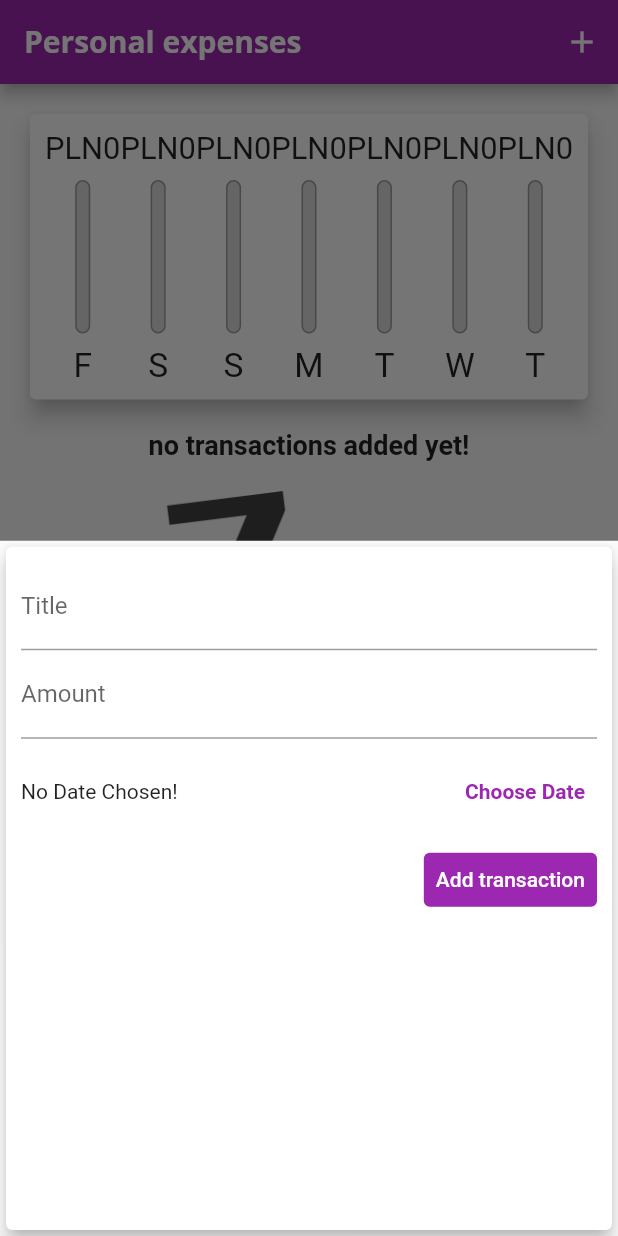
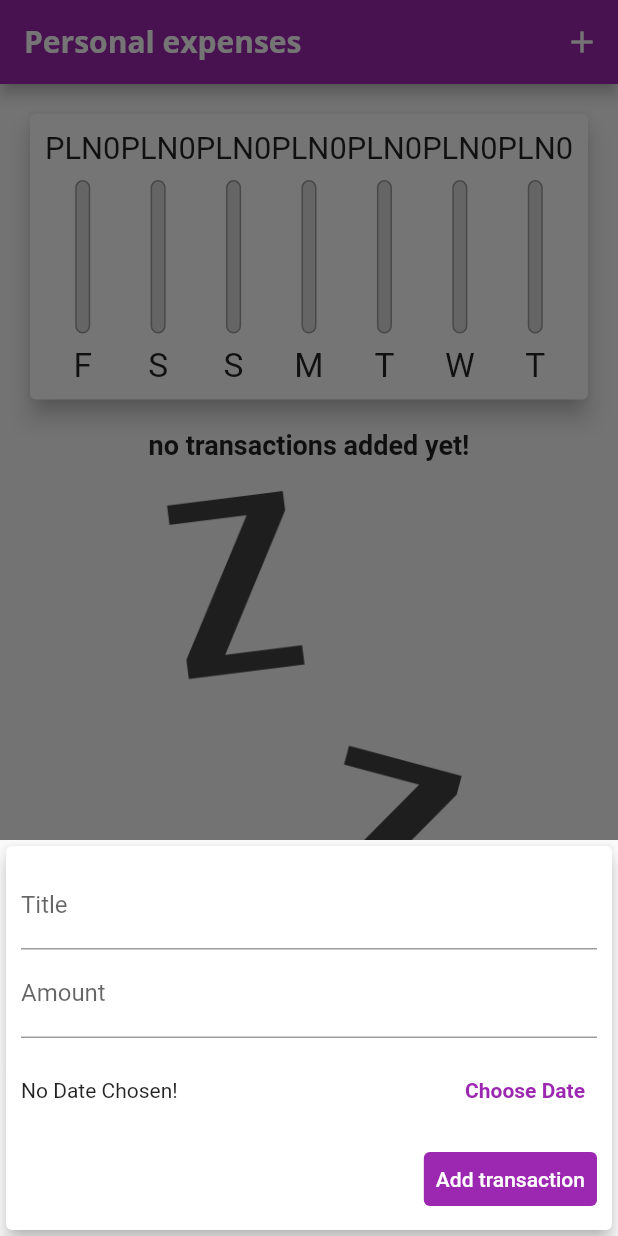
Before and after one commit to katarzynaswieczak/personalexpenses_app, a Flutter app: the screen it shows after launch, after a tap on the "add" icon, on a phone screen of 412 x 824 dp. Run offline on Flutter 3.47's test engine with Material 2 defaults, Android fonts, the phone set to English and light mode, and no system bars; Roboto replaces fonts that are missing (OpenSams).

Commit message:
add cupertino

```diff
--- a/lib/main.dart
+++ b/lib/main.dart
@@ -1,11 +1,13 @@
-import 'dart:convert';
+import 'dart:io';
 
+import 'package:flutter/cupertino.dart';
 import 'package:flutter/material.dart';
+import 'package:flutter/services.dart';
+
 import '../widgets/chart.dart';
 import './widgets/new_transaction.dart';
 import './widgets/transaction_list.dart';
 import './models/transaction.dart';
-import 'package:flutter/services.dart';
 
 void main() {
   SystemChrome.setPreferredOrientations(
@@ -113,9 +115,22 @@ class _MyHomePageState extends State<MyHomePage> {
 
   @override
   Widget build(BuildContext context) {
-    final isLandscape =
-        MediaQuery.of(context).orientation == Orientation.landscape;
-    final appBar = AppBar(
+    final mediaQuery = MediaQuery.of(context);
+    final isLandscape = mediaQuery.orientation == Orientation.landscape;
+    final PreferredSizeWidget appBar = Platform.isIOS
+        ? CupertinoNavigationBar(
+            middle: Text('Personal expenses'),
+            trailing: Row(
+              mainAxisSize: MainAxisSize.min,
+              children: <Widget>[
+                GestureDetector(
+                  child: Icon(CupertinoIcons.add),
+                  onTap: () => _startAddNewTransaction(context),
+                )
+              ],
+            ),
+          )
+        : AppBar(
             title: Text('Personal expenses'),
             actions: <Widget>[
               IconButton(
@@ -123,17 +138,17 @@ class _MyHomePageState extends State<MyHomePage> {
                 icon: Icon(Icons.add),
               )
             ],
+          ) as PreferredSizeWidget;
+
+    final txListWidget = Container(
+      height: (mediaQuery.size.height -
+          appBar.preferredSize.height -
+          mediaQuery.padding.top * 0.7),
+      child: TransactionList(_userTransactions, _deleteTransaction),
     );
 
-    final txListWidget = Container(
-      height: (MediaQuery.of(context).size.height -
-          appBar.preferredSize.height -
-          MediaQuery.of(context).padding.top * 0.7),
-      child: TransactionList(_userTransactions, _deleteTransaction),
-    );
-    return Scaffold(
-      appBar: appBar,
-      body: SingleChildScrollView(
+    final pageBody = SafeArea(
+      child: SingleChildScrollView(
         child: Column(
           crossAxisAlignment: CrossAxisAlignment.stretch,
           children: <Widget>[
@@ -141,8 +156,12 @@ class _MyHomePageState extends State<MyHomePage> {
               Row(
                 mainAxisAlignment: MainAxisAlignment.center,
                 children: <Widget>[
-                  Text('Show Chart'),
-                  Switch(
+                  Text(
+                    'Show Chart',
+                    style: Theme.of(context).textTheme.subtitle1,
+                  ),
+                  Switch.adaptive(
+                      activeColor: Theme.of(context).accentColor,
                       value: _showChart,
                       onChanged: (val) {
                         setState(() {
@@ -153,9 +172,9 @@ class _MyHomePageState extends State<MyHomePage> {
               ),
             if (!isLandscape)
               Container(
-                height: (MediaQuery.of(context).size.height -
+                height: (mediaQuery.size.height -
                         appBar.preferredSize.height -
-                        MediaQuery.of(context).padding.top) *
+                        mediaQuery.padding.top) *
                     0.3,
                 child: Chart(_recentTransactions),
               ),
@@ -163,17 +182,30 @@ class _MyHomePageState extends State<MyHomePage> {
             if (isLandscape)
               _showChart
                   ? Container(
-                      height: (MediaQuery.of(context).size.height -
+                      height: (mediaQuery.size.height -
                               appBar.preferredSize.height -
-                              MediaQuery.of(context).padding.top) *
+                              mediaQuery.padding.top) *
                           0.7,
                       child: Chart(_recentTransactions))
                   : txListWidget
           ],
         ),
       ),
-      floatingActionButtonLocation: FloatingActionButtonLocation.centerFloat,
-      floatingActionButton: FloatingActionButton(
+    );
+
+    return Platform.isIOS
+        ? CupertinoPageScaffold(
+            child: pageBody,
+            navigationBar: appBar as ObstructingPreferredSizeWidget,
+          )
+        : Scaffold(
+            appBar: appBar,
+            body: pageBody,
+            floatingActionButtonLocation:
+                FloatingActionButtonLocation.centerFloat,
+            floatingActionButton: Platform.isIOS
+                ? Container()
+                : FloatingActionButton(
                     child: Icon(Icons.add),
                     onPressed: () => _startAddNewTransaction(context),
                   ),
--- /dev/null
+++ b/lib/widgets/adaptive_button.dart
@@ -0,0 +1,27 @@
+import 'dart:io';
+
+import 'package:flutter/material.dart';
+import 'package:flutter/cupertino.dart';
+
+class AdaptiveFlatButton extends StatelessWidget {
+  final String text;
+  final VoidCallback handler;
+
+  AdaptiveFlatButton(this.text, this.handler);
+
+  @override
+  Widget build(BuildContext context) {
+    return Platform.isIOS
+        ? CupertinoButton(
+            onPressed: handler,
+            child: Text(
+              text,
+              style: TextStyle(fontWeight: FontWeight.bold),
+            ),
+          )
+        : TextButton(
+            onPressed: handler,
+            child: Text(text, style: TextStyle(fontWeight: FontWeight.bold)),
+          );
+  }
+}
--- a/lib/widgets/new_transaction.dart
+++ b/lib/widgets/new_transaction.dart
@@ -1,5 +1,10 @@
+import 'dart:io';
+
+import 'package:flutter/cupertino.dart';
 import 'package:flutter/material.dart';
 import 'package:intl/intl.dart';
+import 'package:presonalexpenses_app/widgets/adaptive_button.dart';
+import '../widgets/adaptive_button.dart';
 
 class NewTransaction extends StatefulWidget {
   final Function addTx;
@@ -54,10 +59,16 @@ class _NewTransactionState extends State<NewTransaction> {
 
   @override
   Widget build(BuildContext context) {
-    return Card(
+    return SingleChildScrollView(
+      child: Card(
         elevation: 5,
         child: Container(
-        padding: EdgeInsets.all(10),
+          padding: EdgeInsets.only(
+            top: 10,
+            left: 10,
+            right: 10,
+            bottom: MediaQuery.of(context).viewInsets.bottom + 10,
+          ),
           child: Column(
             crossAxisAlignment: CrossAxisAlignment.end,
             children: <Widget>[
@@ -90,11 +101,7 @@ class _NewTransactionState extends State<NewTransaction> {
                             : DateFormat.yMd().format(_selectedDate!),
                       ),
                     ),
-                  TextButton(
-                    onPressed: _presentDatePicker,
-                    child: Text('Choose Date',
-                        style: TextStyle(fontWeight: FontWeight.bold)),
-                  ),
+                    AdaptiveFlatButton('Choose Date', _presentDatePicker)
                   ],
                 ),
               ),
@@ -109,6 +116,7 @@ class _NewTransactionState extends State<NewTransaction> {
             ],
           ),
         ),
+      ),
     );
   }
 }
--- a/lib/widgets/transaction_list.dart
+++ b/lib/widgets/transaction_list.dart
@@ -54,11 +54,18 @@ class TransactionList extends StatelessWidget {
                   subtitle: Text(
                     DateFormat.yMMMd().format(transactions[index].date),
                   ),
-                  trailing: IconButton(
-                    icon: Icon(Icons.delete),
-                    color: Theme.of(context).errorColor,
-                    onPressed: () => deleteTx(transactions[index].id),
-                  ),
+                  trailing: MediaQuery.of(context).size.width > 360
+                      ? FlatButton.icon(
+                          icon: Icon(Icons.delete),
+                          label: Text('Delete'),
+                          textColor: Theme.of(context).errorColor,
+                          onPressed: () => deleteTx(transactions[index].id),
+                        )
+                      : IconButton(
+                          icon: Icon(Icons.delete),
+                          color: Theme.of(context).errorColor,
+                          onPressed: () => deleteTx(transactions[index].id),
+                        ),
                 ),
               );
             },
```
Lines whose indentation alone changed are shown as unchanged.
